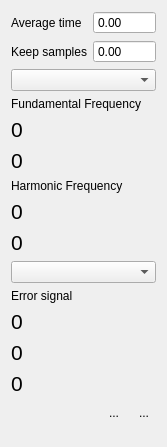
First picture: the form in digitalLock/ui/LockStatus.ui, repository MonroeQuantumNetworks/IonControl, before the edit.
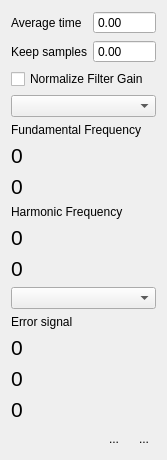
Second picture: the form after the edit. Icons and pictures are not drawn. Custom widgets are drawn as their Qt base class.

The edit to the form file:
```diff
--- a/digitalLock/ui/LockStatus.ui
+++ b/digitalLock/ui/LockStatus.ui
@@ -58,6 +58,13 @@
      </item>
     </layout>
    </item>
+   <item>
+    <widget class="QCheckBox" name="normalizeCheck">
+     <property name="text">
+      <string>Normalize Filter Gain</string>
+     </property>
+    </widget>
+   </item>
    <item>
     <widget class="QComboBox" name="frequencyPlotCombo"/>
    </item>
```
